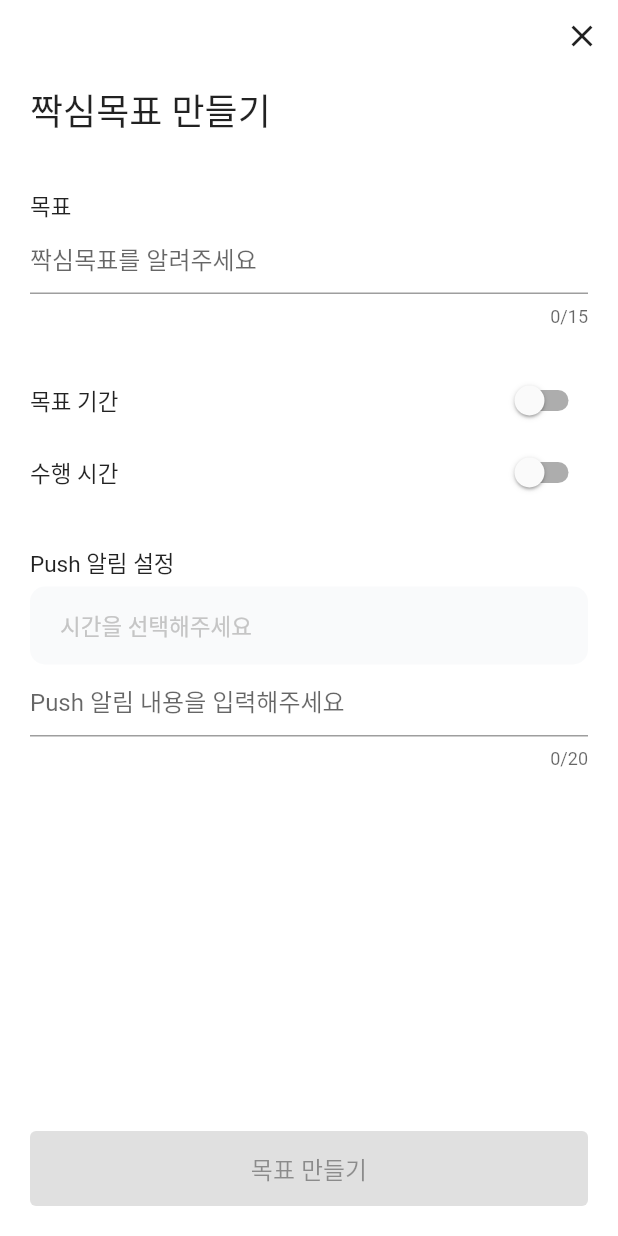
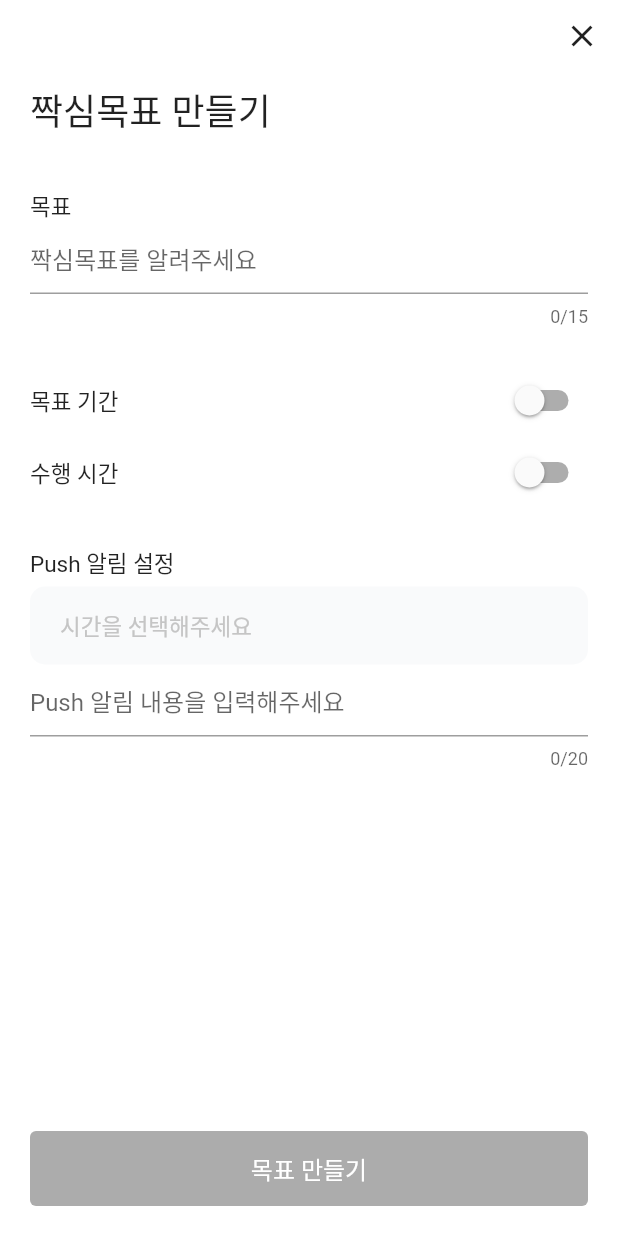
Before and after one commit to depromeet12th/three-days-flutter-archived, a Flutter app: the screen it shows after launch, after a tap on "목표 만들기", on a phone screen of 412 x 824 dp. Run offline on Flutter 3.47's test engine with Material 2 defaults, Android fonts, the phone set to English and light mode, and no system bars; our stand-ins replace firebase_core, flutter_dotenv, sqflite; accounts and stored records are empty; Roboto replaces fonts that are missing (Suit).

Commit message:
DEP-94 feat: 홈 화면 add 버튼 state 적용 (#18)
* feat: 버튼 disabled 일 때 foreground color 변경

* feat: 홈 화면 add button state 적용

```diff
--- a/lib/my_app.dart
+++ b/lib/my_app.dart
@@ -53,6 +53,8 @@ class MyApp extends StatelessWidget {
         elevatedButtonTheme: ElevatedButtonThemeData(
           style: ElevatedButton.styleFrom(
             backgroundColor: ThreeDaysColors.primary,
+            disabledBackgroundColor: const Color.fromRGBO(0xAC, 0xAC, 0xAC, 1.0),
+            disabledForegroundColor: Colors.white,
             elevation: 0.0,
           ),
         ),
--- /dev/null
+++ b/lib/ui/goal/goal_add_button.dart
@@ -0,0 +1,60 @@
+import 'package:flutter/material.dart';
+
+class GoalAddButton extends StatefulWidget {
+  const GoalAddButton({
+    super.key,
+    required this.visible,
+  });
+
+  final bool visible;
+
+  @override
+  State<StatefulWidget> createState() => _GoalAddButtonState();
+}
+
+class _GoalAddButtonState extends State<GoalAddButton> {
+  bool isPressed = false;
+
+  @override
+  Widget build(BuildContext context) {
+    return Visibility(
+      maintainSize: true,
+      maintainAnimation: true,
+      maintainState: true,
+      visible: widget.visible,
+      child: GestureDetector(
+        onTapUp: (_) {
+          setState(() {
+            isPressed = false;
+          });
+          Navigator.of(context).pushNamed('/goal/add');
+        },
+        onTapCancel: () {
+          setState(() {
+            isPressed = false;
+          });
+        },
+        onTapDown: (_) {
+          setState(() {
+            isPressed = true;
+          });
+        },
+        child: Container(
+          decoration: BoxDecoration(
+            borderRadius: BorderRadius.circular(10.0),
+            color: isPressed
+                ? const Color.fromRGBO(0xD4, 0xD4, 0xD4, 1.0)
+                : const Color.fromRGBO(0xF0, 0xF0, 0xF0, 1.0),
+          ),
+          child: const Padding(
+            padding: EdgeInsets.all(14.0),
+            child: Icon(
+              Icons.add,
+              color: Color.fromRGBO(0x2D, 0x2E, 0x36, 1.0),
+            ),
+          ),
+        ),
+      ),
+    );
+  }
+}
--- a/lib/ui/goal/goal_list_page.dart
+++ b/lib/ui/goal/goal_list_page.dart
@@ -1,12 +1,12 @@
 import 'package:flutter/foundation.dart';
 import 'package:flutter/material.dart';
 import 'package:intl/intl.dart';
-import 'package:three_days/design/three_days_colors.dart';
 import 'package:three_days/domain/goal/clap/clap_repository.dart';
 import 'package:three_days/domain/goal/goal.dart';
 import 'package:three_days/domain/goal/goal_repository.dart';
 import 'package:three_days/domain/goal/goal_service.dart';
 import 'package:three_days/domain/goal/history/goal_history_repository.dart';
+import 'package:three_days/ui/goal/goal_add_button.dart';
 import 'package:three_days/ui/goal/goal_widget.dart';
 import 'package:three_days/ui/goal/initial_goal_widget.dart';
 
@@ -85,28 +85,7 @@ class _GoalListPageState extends State<GoalListPage> {
                           ),
                         ),
                         const Spacer(),
-                        Visibility(
-                          maintainSize: true,
-                          maintainAnimation: true,
-                          maintainState: true,
-                          visible: goals.isNotEmpty,
-                          child: GestureDetector(
-                            onTapUp: (_) {
-                              Navigator.of(context).pushNamed('/goal/add');
-                            },
-                            child: Container(
-                              decoration: BoxDecoration(
-                                borderRadius: BorderRadius.circular(10.0),
-                                color:
-                                    const Color.fromRGBO(0xF0, 0xF0, 0xF0, 1.0),
-                              ),
-                              child: const Padding(
-                                padding: EdgeInsets.all(14.0),
-                                child: Icon(Icons.add),
-                              ),
-                            ),
-                          ),
-                        ),
+                        GoalAddButton(visible: goals.isNotEmpty),
                       ],
                     ),
                   ],
```
